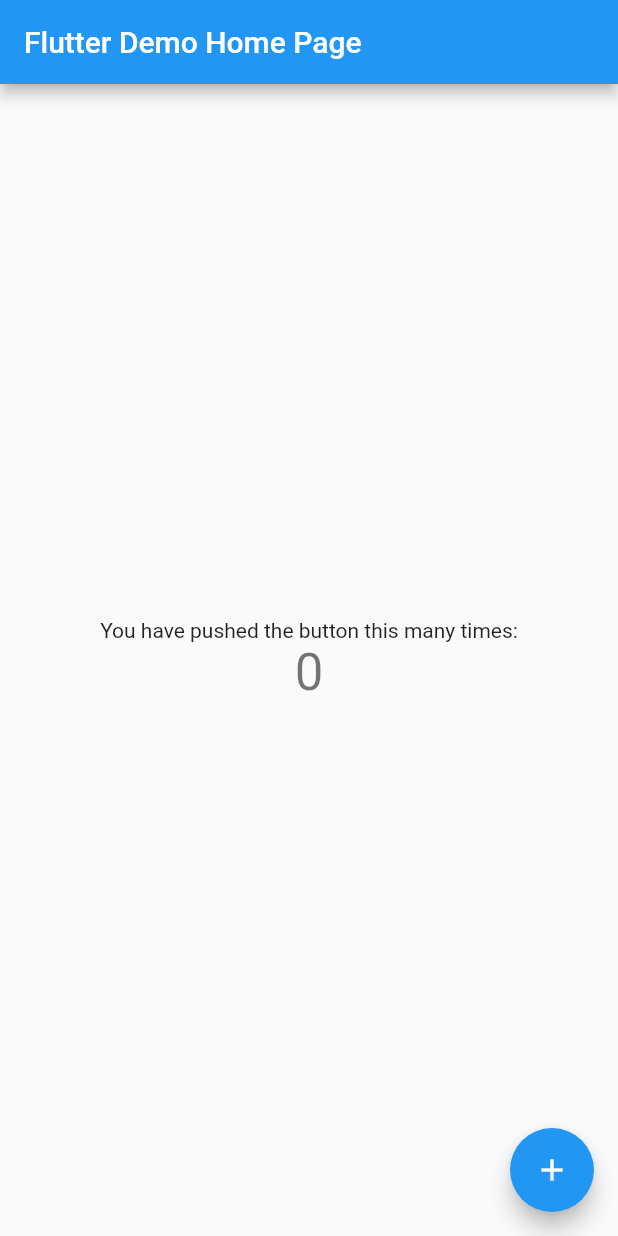
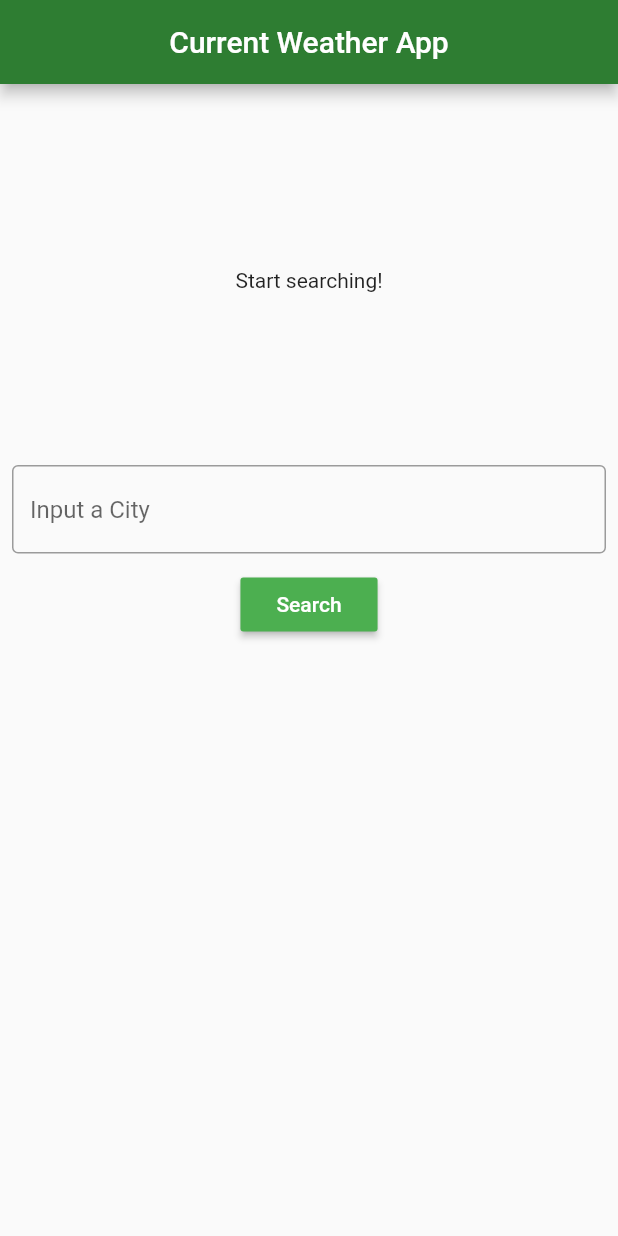
Before and after one commit to jeryldev/simple_weather_app, a Flutter app: the screen it shows after launch, on a phone screen of 412 x 824 dp. Run offline on Flutter 3.47's test engine with Material 2 defaults, Android fonts, the phone set to English and light mode, and no system bars; our stand-ins replace bloc, dartz, data_connection_checker, equatable, flutter_bloc, get_it and 1 more.

```diff
--- /dev/null
+++ b/lib/features/current_weather/presentation/pages/current_weather_page.dart
@@ -0,0 +1,48 @@
+import 'package:flutter/material.dart';
+import 'package:flutter_bloc/flutter_bloc.dart';
+import 'package:simple_weather_app/features/current_weather/presentation/bloc/current_weather_bloc.dart';
+import 'package:simple_weather_app/injection_container.dart';
+import '../widgets/widgets.dart';
+
+class CurrentWeatherPage extends StatelessWidget {
+  const CurrentWeatherPage({Key key}) : super(key: key);
+
+  @override
+  Widget build(BuildContext context) {
+    return Container(
+      child: Scaffold(
+        appBar: AppBar(
+          title: Text('Current Weather App'),
+          centerTitle: true,
+        ),
+        body: SingleChildScrollView(
+          child: buildbody(context),
+        ),
+      ),
+    );
+  }
+
+  BlocProvider<CurrentWeatherBloc> buildbody(BuildContext context) {
+    return BlocProvider(
+      create: (context) => serviceLocator<CurrentWeatherBloc>(),
+      child: Center(
+        child: Padding(
+          padding: const EdgeInsets.all(8.0),
+          child: Column(
+            children: [
+              SizedBox(height: 20),
+              BlocBuilder<CurrentWeatherBloc, CurrentWeatherState>(
+                // ignore: missing_return
+                builder: (context, state) {
+                  return CurrentWeatherFeatureSection(state: state);
+                },
+              ),
+              SizedBox(height: 20),
+              CurrentWeatherControls()
+            ],
+          ),
+        ),
+      ),
+    );
+  }
+}
--- /dev/null
+++ b/lib/features/current_weather/presentation/widgets/current_weather_controls.dart
@@ -0,0 +1,43 @@
+import 'package:flutter/material.dart';
+import 'package:flutter_bloc/flutter_bloc.dart';
+import 'package:simple_weather_app/features/current_weather/presentation/bloc/current_weather_bloc.dart';
+
+class CurrentWeatherControls extends StatefulWidget {
+  CurrentWeatherControls({Key key}) : super(key: key);
+
+  @override
+  _CurrentWeatherControlsState createState() => _CurrentWeatherControlsState();
+}
+
+class _CurrentWeatherControlsState extends State<CurrentWeatherControls> {
+  final inputTextController = TextEditingController();
+  String inputString;
+  @override
+  Widget build(BuildContext context) {
+    return Column(
+      children: [
+        TextField(
+          onChanged: (value) => inputString = value,
+          controller: inputTextController,
+          keyboardType: TextInputType.text,
+          onSubmitted: (_) => dispatchCityCurrentWeather(),
+          decoration: InputDecoration(
+              border: OutlineInputBorder(), hintText: 'Input a City'),
+        ),
+        SizedBox(height: 10),
+        RaisedButton(
+          onPressed: dispatchCityCurrentWeather,
+          child: Text('Search'),
+          color: Theme.of(context).accentColor,
+          textTheme: ButtonTextTheme.primary,
+        ),
+      ],
+    );
+  }
+
+  void dispatchCityCurrentWeather() {
+    inputTextController.clear();
+    BlocProvider.of<CurrentWeatherBloc>(context)
+        .add(GetCurrentWeatherForCityEvent(inputString));
+  }
+}
--- /dev/null
+++ b/lib/features/current_weather/presentation/widgets/current_weather_feature_section.dart
@@ -0,0 +1,32 @@
+import 'package:flutter/material.dart';
+import 'package:simple_weather_app/features/current_weather/presentation/bloc/current_weather_bloc.dart';
+
+import 'loading_widget.dart';
+
+class CurrentWeatherFeatureSection extends StatelessWidget {
+  final CurrentWeatherState state;
+  const CurrentWeatherFeatureSection({Key key, @required this.state})
+      : super(key: key);
+  @override
+  Widget build(BuildContext context) {
+    return Container(
+      height: MediaQuery.of(context).size.height / 4,
+      child: Center(
+        child: displayFeature(state),
+      ),
+    );
+  }
+
+  // ignore: missing_return
+  Widget displayFeature(CurrentWeatherState state) {
+    if (state is Empty) {
+      return Text('Start searching!');
+    } else if (state is Loading) {
+      return LoadingWidget();
+    } else if (state is Loaded) {
+      return Text(state.currentWeather.weather[0].description);
+    } else if (state is Error) {
+      return Text(state.errorMessage.toString());
+    }
+  }
+}
--- /dev/null
+++ b/lib/features/current_weather/presentation/widgets/widgets.dart
@@ -0,0 +1,3 @@
+export './current_weather_controls.dart';
+export './loading_widget.dart';
+export './current_weather_feature_section.dart';
--- a/lib/injection_container.dart
+++ b/lib/injection_container.dart
@@ -12,7 +12,7 @@ import 'package:http/http.dart' as http;
 
 final serviceLocator = GetIt.instance;
 
-void init() async {
+Future<void> init() async {
   //! Features
   // Bloc
   serviceLocator
--- a/lib/main.dart
+++ b/lib/main.dart
@@ -1,6 +1,10 @@
 import 'package:flutter/material.dart';
+import 'features/current_weather/presentation/pages/current_weather_page.dart';
+import 'injection_container.dart' as dependencyInjection;
 
 void main() async {
+  WidgetsFlutterBinding.ensureInitialized();
+  await dependencyInjection.init();
   runApp(MyApp());
 }
 
@@ -8,59 +12,13 @@ class MyApp extends StatelessWidget {
   @override
   Widget build(BuildContext context) {
     return MaterialApp(
-      title: 'Flutter Demo',
+      title: 'Material App Bar',
+      debugShowCheckedModeBanner: false,
       theme: ThemeData(
-        primarySwatch: Colors.blue,
-        visualDensity: VisualDensity.adaptivePlatformDensity,
+        primaryColor: Colors.green.shade800,
+        accentColor: Colors.green.shade500,
       ),
-      home: MyHomePage(title: 'Flutter Demo Home Page'),
+      home: CurrentWeatherPage(),
     );
   }
 }
-
-class MyHomePage extends StatefulWidget {
-  MyHomePage({Key key, this.title}) : super(key: key);
-
-  final String title;
-
-  @override
-  _MyHomePageState createState() => _MyHomePageState();
-}
-
-class _MyHomePageState extends State<MyHomePage> {
-  int _counter = 0;
-
-  void _incrementCounter() {
-    setState(() {
-      _counter++;
-    });
-  }
-
-  @override
-  Widget build(BuildContext context) {
-    return Scaffold(
-      appBar: AppBar(
-        title: Text(widget.title),
-      ),
-      body: Center(
-        child: Column(
-          mainAxisAlignment: MainAxisAlignment.center,
-          children: <Widget>[
-            Text(
-              'You have pushed the button this many times:',
-            ),
-            Text(
-              '$_counter',
-              style: Theme.of(context).textTheme.headline4,
-            ),
-          ],
-        ),
-      ),
-      floatingActionButton: FloatingActionButton(
-        onPressed: _incrementCounter,
-        tooltip: 'Increment',
-        child: Icon(Icons.add),
-      ),
-    );
-  }
-}
```
Also changed, not shown: lib/features/current_weather/domain/entities/current_weather.dart (+12 -9 lines), lib/features/current_weather/presentation/widgets/loading_widget.dart (added, +14 -0 lines).
